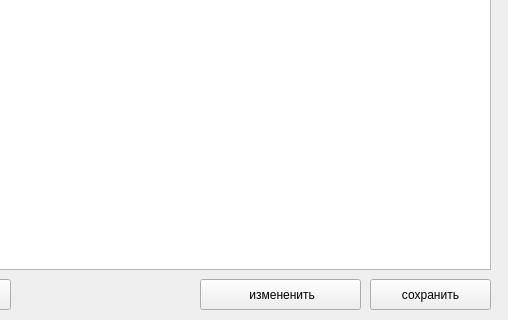
Old version of the form mainUI.ui in the repository AKlivtsov/businessThing; both pictures show x 380 to 888 and y 200 to 520 of the 888 by 520 pixel window.
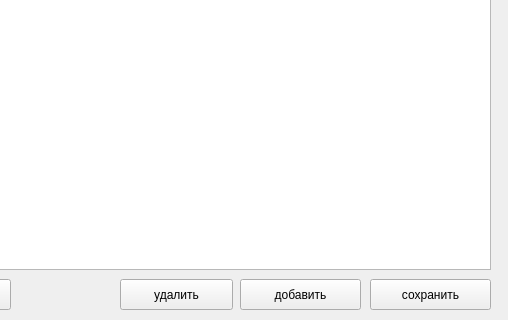
New version of the form.

What changed in the file:
```diff
--- a/mainUI.ui
+++ b/mainUI.ui
@@ -27,14 +27,14 @@
    <widget class="QPushButton" name="btn_notes">
     <property name="geometry">
      <rect>
-      <x>580</x>
+      <x>620</x>
       <y>460</y>
-      <width>161</width>
+      <width>121</width>
       <height>31</height>
      </rect>
     </property>
     <property name="text">
-     <string> измененить</string>
+     <string>добавить</string>
     </property>
    </widget>
    <widget class="QPushButton" name="btn_save">
@@ -89,6 +89,19 @@
      <string>дополнительно</string>
     </property>
    </widget>
+   <widget class="QPushButton" name="btn_del">
+    <property name="geometry">
+     <rect>
+      <x>500</x>
+      <y>460</y>
+      <width>113</width>
+      <height>31</height>
+     </rect>
+    </property>
+    <property name="text">
+     <string>удалить</string>
+    </property>
+   </widget>
   </widget>
   <widget class="QMenuBar" name="menubar">
    <property name="geometry">
```
Left out of the diff: 2 changed lines with no effect on the pictures.
